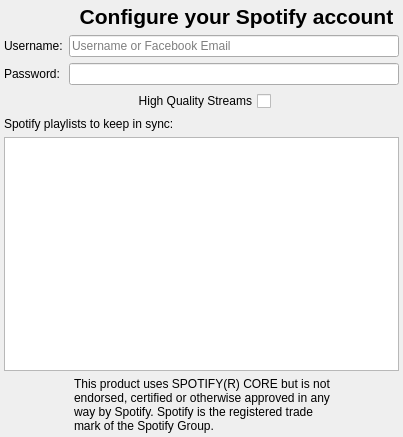
Old version of the form src/accounts/spotify/SpotifyAccountConfig.ui in the repository tomahawk-player/tomahawk.
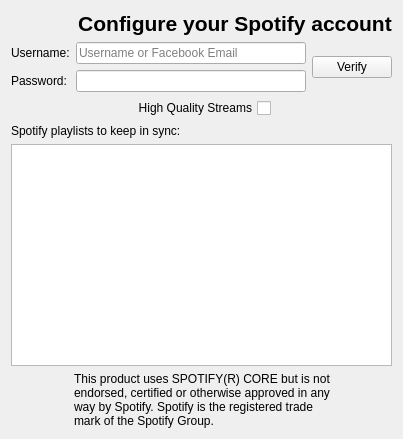
New version of the form. Icons and pictures are not drawn.

Commit message: Add WIP test login button for spotify

The edit to the form file:
```diff
--- a/src/accounts/spotify/SpotifyAccountConfig.ui
+++ b/src/accounts/spotify/SpotifyAccountConfig.ui
@@ -7,7 +7,7 @@
     <x>0</x>
     <y>0</y>
     <width>403</width>
-    <height>437</height>
+    <height>439</height>
    </rect>
   </property>
   <property name="sizePolicy">
@@ -20,9 +20,6 @@
    <string>Form</string>
   </property>
   <layout class="QVBoxLayout" name="verticalLayout">
-   <property name="margin">
-    <number>4</number>
-   </property>
    <item>
     <layout class="QHBoxLayout" name="horizontalLayout_2">
      <item>
@@ -70,7 +67,12 @@
     </layout>
    </item>
    <item>
+    <layout class="QHBoxLayout" name="horizontalLayout_4">
+     <item>
     <layout class="QFormLayout" name="formLayout">
+       <property name="fieldGrowthPolicy">
+        <enum>QFormLayout::ExpandingFieldsGrow</enum>
+       </property>
      <item row="0" column="0">
       <widget class="QLabel" name="usernameLabel">
        <property name="text">
@@ -102,6 +104,15 @@
        </property>
        <property name="echoMode">
         <enum>QLineEdit::Password</enum>
+         </property>
+        </widget>
+       </item>
+      </layout>
+     </item>
+     <item>
+      <widget class="QPushButton" name="verifyCreds">
+       <property name="text">
+        <string>Verify</string>
        </property>
       </widget>
      </item>
```
Lines whose indentation alone changed are shown as unchanged. The commit also changes 3 other files.
